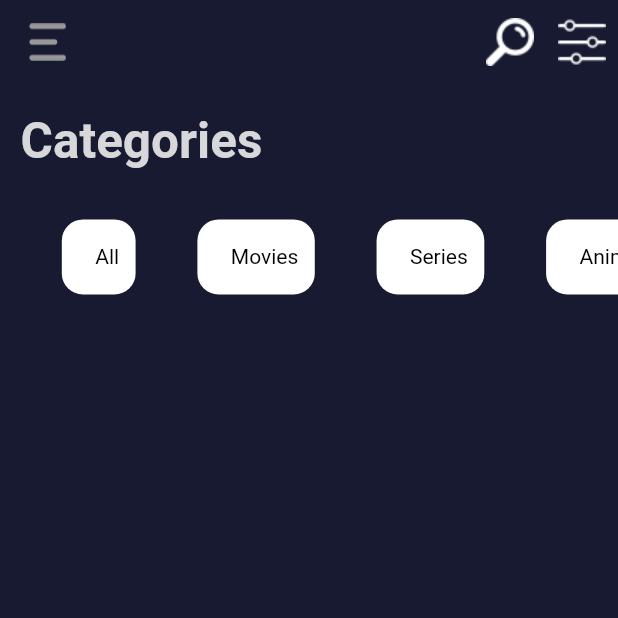
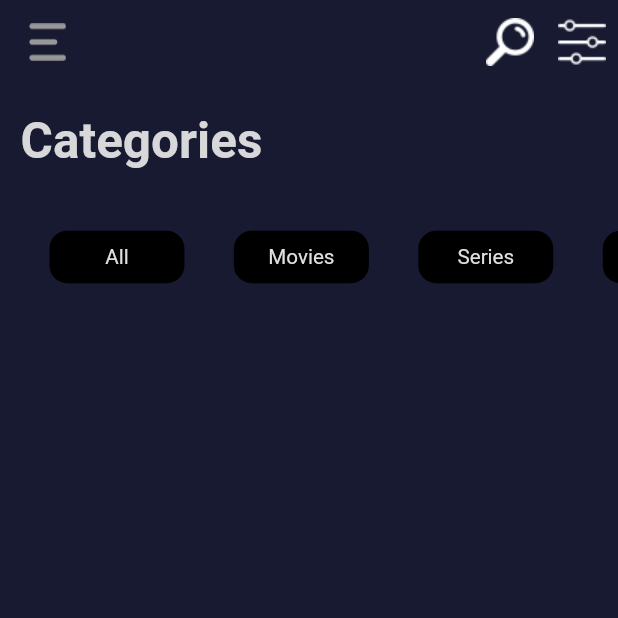
Before and after one commit to RoxyRoses/movieapp, a Flutter app: the screen it shows after launch, on a phone screen of 412 x 824 dp, the top half of it. Run offline on Flutter 3.47's test engine with Material 2 defaults, Android fonts, the phone set to English and light mode, and no system bars; our stand-ins replace dartz, dio, flutter_modular; missing offline and left inert: mobx_triple, mocktail.

Commit message:
categories ready

```diff
--- a/movie_app/lib/modules/search/domain/entities/categories.dart
+++ b/movie_app/lib/modules/search/domain/entities/categories.dart
@@ -1,7 +1,8 @@
 class Categories {
   final String name;
+   bool isSelected;
 
-  Categories(this.name);
+  Categories(this.name, this.isSelected);
 
 
 }
--- a/movie_app/lib/modules/search/presenter/home_page.dart
+++ b/movie_app/lib/modules/search/presenter/home_page.dart
@@ -4,28 +4,31 @@ import 'package:xenomorph_design_system/xenomorph_design_system.dart';
 
 import '../domain/entities/categories.dart';
 
-class HomePage extends StatelessWidget {
+class HomePage extends StatefulWidget {
   const HomePage({Key? key}) : super(key: key);
+
+  @override
+  State<HomePage> createState() => _HomePageState();
+}
+
+class _HomePageState extends State<HomePage> {
+  List<Categories> categories = <Categories>[];
+
+  @override
+  void initState() {
+    super.initState();
+
+    categories.add(Categories('All', false));
+    categories.add(Categories('Movies', false));
+
+    categories.add(Categories('Series', false));
+    categories.add(Categories('Anime', false));
+    categories.add(Categories('Animation', false));
+  }
 
   @override
   Widget build(BuildContext context) {
     final size = MediaQuery.of(context).size;
-    List<Categories> categories = <Categories>[];
-
-    categories
-        .add(Categories('All'));
-        categories
-        .add(Categories('Movies'));
-
-categories
-        .add(Categories('Series'));
-        categories
-        .add(Categories('Anime'));
-        categories
-        .add(Categories('Animation'));
-
-
-
 
     return Scaffold(
       backgroundColor: themedark,
@@ -91,16 +94,32 @@ categories
                 ],
               ),
             ),
-            SizedBox(height: size.height * 1 / 25,),
+            SizedBox(
+              height: size.height * 1 / 25,
+            ),
             SizedBox(
               height: size.height * 8 / 130,
               child: ListView.builder(
                 itemCount: categories.length,
                 physics: const BouncingScrollPhysics(),
                 scrollDirection: Axis.horizontal,
-                itemBuilder: ((context, index){
-                  return CategoryWidget(externalPadding: EdgeInsets.only(left: size.width * 2 / 20), height: 50,
-                  categoryName: categories[index].name,);
+                itemBuilder: ((context, index) {
+                  return CategoryWidget(
+                    externalPadding: EdgeInsets.only(left: size.width * 2 / 25),
+                    height: 35,
+                    categoryName: categories[index].name,
+                    tap: () {
+                      setState(
+                        () {
+                          for (var element in categories) {
+                            element.isSelected = false;
+                          }
+                          categories[index].isSelected = true;
+                        },
+                      );
+                    },
+                    isSelected: categories[index].isSelected,
+                  );
                 }),
               ),
             )
--- /dev/null
+++ b/movie_app/lib/modules/search/presenter/widgets/card_widget.dart
@@ -0,0 +1,21 @@
+import 'package:flutter/material.dart';
+import 'package:flutter_modular/flutter_modular.dart';
+import 'package:movie_app/modules/search/presenter/states/triple/moviestore.dart';
+
+class CardWidget extends StatelessWidget {
+  final triple = Modular.get<MovieStore>();
+  CardWidget({Key? key}) : super(key: key);
+
+  @override
+  Widget build(BuildContext context) {
+    final size = MediaQuery.of(context).size;
+    return Center(
+      child: GestureDetector(
+        child: Stack(children: [
+          Padding(padding: EdgeInsets.only(left: size.width * 8 / 632, right: size.width * 8 / 632, bottom: size.width * 8 / 632),
+          child: Container(),)
+        ]),
+      ),
+    );
+  }
+}
--- a/movie_app/lib/modules/search/presenter/widgets/categories_widget.dart
+++ b/movie_app/lib/modules/search/presenter/widgets/categories_widget.dart
@@ -2,6 +2,7 @@ import 'package:flutter/cupertino.dart';
 
 class CategoryWidget extends StatelessWidget {
   final double height;
+  final double width;
   final String categoryName;
   final EdgeInsetsGeometry? padding;
   final EdgeInsetsGeometry? externalPadding;
@@ -15,7 +16,8 @@ class CategoryWidget extends StatelessWidget {
       this.externalPadding = const EdgeInsets.only(left: 5),
       this.tap,
       this.categoryName = 'all',
-      this.height = 89})
+      this.height = 89,
+      this.width = 90})
       : super(key: key);
 
   @override
@@ -28,9 +30,8 @@ class CategoryWidget extends StatelessWidget {
       localPadding = padding;
     }
 
-    Color localColor = const Color(0xff0F1122);
-    Color fontColor = const Color(0xffDFDFE1);
-    String imagePath = '';
+    Color localColor = const Color(0xffDFDFE1);
+    Color fontColor = const Color(0xff0F1122);
 
     switch (isSelected) {
       case true:
@@ -38,8 +39,8 @@ class CategoryWidget extends StatelessWidget {
         fontColor = const Color(0xffDFDFE1);
         break;
       case false:
-        localColor = const Color(0xffFFFFFF);
-        fontColor = const Color(0xff000000);
+        localColor = const Color(0xff000000);
+        fontColor = const Color(0xffDFDFE1);
         break;
       default:
     }
@@ -49,22 +50,22 @@ class CategoryWidget extends StatelessWidget {
         padding: externalPadding ?? const EdgeInsets.all(0.8),
         child: Center(
           child: Container(
+            width: width,
             height: height,
             padding: localPadding,
             decoration: BoxDecoration(
-              borderRadius: BorderRadius.circular(height * 25 / 89),
+              borderRadius: BorderRadius.circular(height * 30 / 89),
               color: localColor,
             ),
             child: Row(
               mainAxisAlignment: MainAxisAlignment.center,
               mainAxisSize: MainAxisSize.min,
               children: [
-                SizedBox(width: height * 20 / 89),
                 FittedBox(
                   child: Text(
                     categoryName,
                     style:
-                        TextStyle(fontSize: height * 25 / 89, color: fontColor),
+                        TextStyle(fontSize: height * 35 / 89, color: fontColor),
                   ),
                 ),
               ],
```
